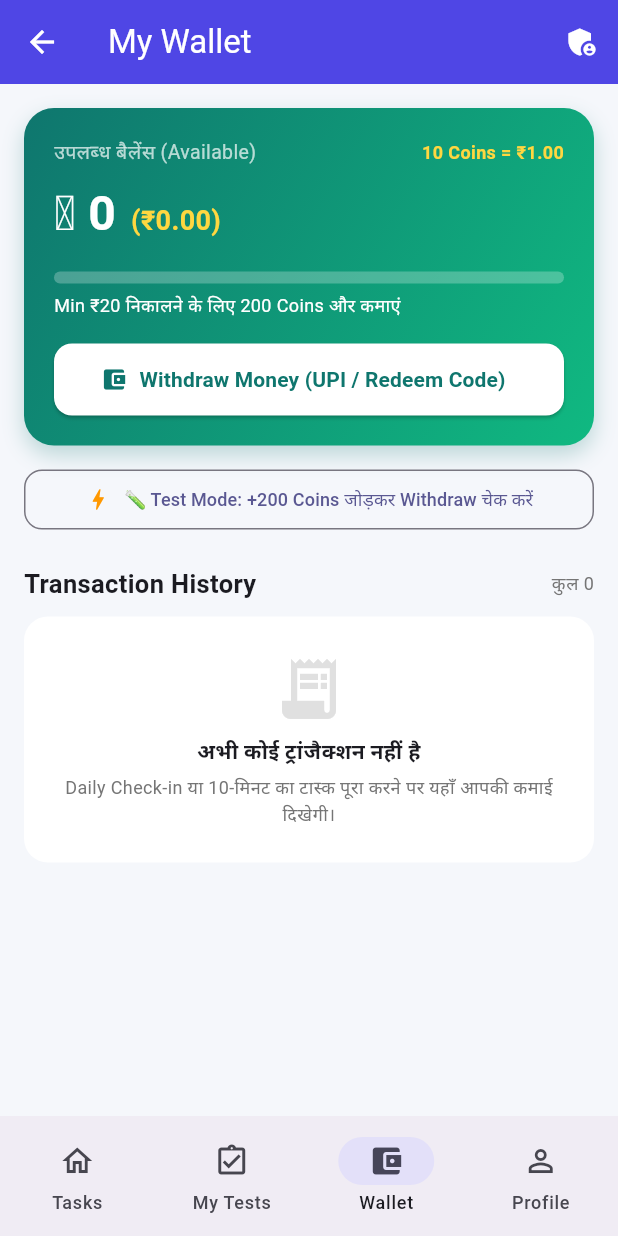
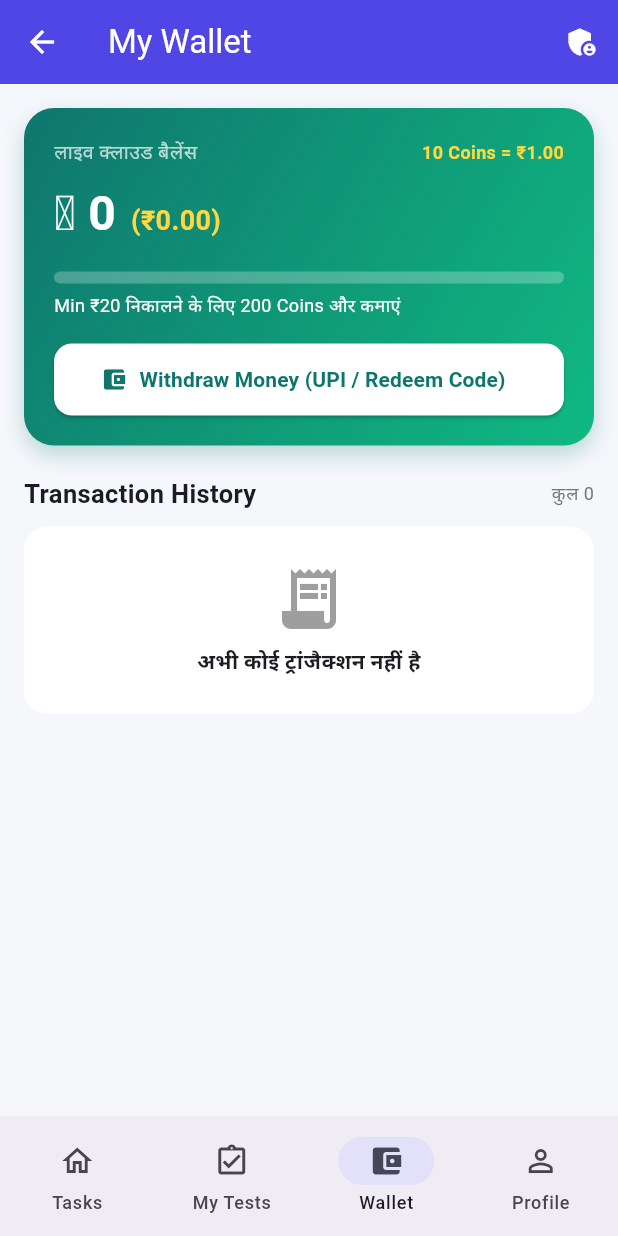
Before and after one commit to bramhanand564-bit/task-tester-app, a Flutter app: the HomeDashboard screen opened directly, after a tap on an icon or button, on a phone screen of 412 x 824 dp. Run offline on Flutter 3.47's test engine with Material 3 defaults, Android fonts, the phone set to English and light mode, and no system bars; our stand-ins replace cloud_firestore, firebase_auth, firebase_core, shared_preferences; accounts and stored records are empty.

Commit message:
Update wallet_screen.dart

```diff
--- a/lib/screens/wallet_screen.dart
+++ b/lib/screens/wallet_screen.dart
@@ -1,7 +1,6 @@
-import 'dart:convert';
 import 'package:flutter/material.dart';
-import 'package:shared_preferences/shared_preferences.dart';
 import '../models/task_model.dart';
+import '../services/firebase_service.dart';
 
 class WalletScreen extends StatefulWidget {
   final VoidCallback onBalanceChanged;
@@ -13,6 +12,7 @@ class WalletScreen extends StatefulWidget {
 }
 
 class _WalletScreenState extends State<WalletScreen> {
+  bool isLoading = true;
   int coins = 0;
   String userEmail = '';
   List<Map<String, dynamic>> transactions = [];
@@ -24,31 +24,23 @@ class _WalletScreenState extends State<WalletScreen> {
     _loadWalletData();
   }
 
-  String _todayStr() {
-    final now = DateTime.now();
-    return '${now.year}-${now.month.toString().padLeft(2, '0')}-${now.day.toString().padLeft(2, '0')}';
-  }
-
   Future<void> _loadWalletData() async {
-    final prefs = await SharedPreferences.getInstance();
-    final rawHistory = prefs.getStringList('wallet_transactions') ?? [];
-
-    final List<Map<String, dynamic>> parsedList = [];
-    for (final item in rawHistory) {
     try {
-        final decoded = jsonDecode(item);
-        if (decoded is Map) {
-          parsedList.add(Map<String, dynamic>.from(decoded));
-        }
-      } catch (_) {}
-    }
+      final profile = await FirebaseService.getUserProfile();
+      final txList = await FirebaseService.getUserTransactions();
 
       if (!mounted) return;
       setState(() {
-      coins = prefs.getInt('user_coins') ?? 0;
-      userEmail = prefs.getString('user_email') ?? '';
-      transactions = parsedList;
+        coins = (profile['coins'] as num?)?.toInt() ?? 0;
+        userEmail = profile['email']?.toString() ?? FirebaseService.currentEmail;
+        transactions = txList;
+        isLoading = false;
       });
+    } catch (e) {
+      if (!mounted) return;
+      setState(() => isLoading = false);
+      _showSnack('वॉलेट लोड करने में दिक्कत आई: $e', isError: true);
+    }
   }
 
   Future<void> _processWithdrawal(
@@ -56,27 +48,12 @@ class _WalletScreenState extends State<WalletScreen> {
     String method,
     String destination,
   ) async {
-    final prefs = await SharedPreferences.getInstance();
-    final currentCoins = prefs.getInt('user_coins') ?? 0;
-
-    if (currentCoins < withdrawCoins) {
-      _showSnack('पर्याप्त कॉइन्स नहीं हैं!', isError: true);
-      return;
-    }
-
-    final updatedCoins = currentCoins - withdrawCoins;
-    await prefs.setInt('user_coins', updatedCoins);
-
-    final rawHistory = prefs.getStringList('wallet_transactions') ?? [];
-    final newTx = jsonEncode({
-      'title': '$method Withdrawal ($destination)',
-      'coins': withdrawCoins,
-      'type': 'debit',
-      'status': 'Pending (24-48 Hrs)',
-      'date': _todayStr(),
-    });
-    rawHistory.insert(0, newTx);
-    await prefs.setStringList('wallet_transactions', rawHistory);
+    try {
+      await FirebaseService.submitWithdrawal(
+        withdrawCoins: withdrawCoins,
+        method: method,
+        destination: destination,
+      );
 
       await _loadWalletData();
       widget.onBalanceChanged();
@@ -94,7 +71,7 @@ class _WalletScreenState extends State<WalletScreen> {
             ],
           ),
           content: Text(
-          'आपकी ₹${DemoTaskData.coinsToRupees(withdrawCoins)} ($method) की रिक्वेस्ट सबमिट हो गई है।\n\n'
+            'आपकी ₹${DemoTaskData.coinsToRupees(withdrawCoins)} ($method) की रिक्वेस्ट क्लाउड सर्वर पर सबमिट हो गई है।\n\n'
             'Destination: $destination\n'
             'Status: 24-48 घंटे में वेरिफिकेशन के बाद पेमेंट भेज दिया जाएगा।',
           ),
@@ -110,29 +87,9 @@ class _WalletScreenState extends State<WalletScreen> {
           ],
         ),
       );
+    } catch (e) {
+      _showSnack('Withdrawal फेल हुआ: $e', isError: true);
     }
-
-  // डेवलपर टेस्टिंग के लिए +200 कॉइन जोड़ने का हेल्पर (लॉन्च से पहले हटा दें)
-  Future<void> _addDemoTestCoins() async {
-    final prefs = await SharedPreferences.getInstance();
-    final updated = (prefs.getInt('user_coins') ?? 0) + 200;
-    await prefs.setInt('user_coins', updated);
-
-    final rawHistory = prefs.getStringList('wallet_transactions') ?? [];
-    rawHistory.insert(
-      0,
-      jsonEncode({
-        'title': 'Developer Test Bonus',
-        'coins': 200,
-        'type': 'credit',
-        'date': _todayStr(),
-      }),
-    );
-    await prefs.setStringList('wallet_transactions', rawHistory);
-
-    await _loadWalletData();
-    widget.onBalanceChanged();
-    _showSnack('⚡ टेस्टिंग के लिए +200 Coins (₹20) जोड़े गए!');
   }
 
   void _openWithdrawSheet() {
@@ -170,6 +127,10 @@ class _WalletScreenState extends State<WalletScreen> {
 
   @override
   Widget build(BuildContext context) {
+    if (isLoading) {
+      return const Center(child: CircularProgressIndicator());
+    }
+
     final progress = (coins / minWithdrawCoins).clamp(0.0, 1.0);
     final remaining = (minWithdrawCoins - coins).clamp(0, minWithdrawCoins);
 
@@ -178,7 +139,6 @@ class _WalletScreenState extends State<WalletScreen> {
       child: ListView(
         padding: const EdgeInsets.all(16),
         children: [
-          // 1. Main Wallet Balance Card
           Container(
             padding: const EdgeInsets.all(20),
             decoration: BoxDecoration(
@@ -203,7 +163,7 @@ class _WalletScreenState extends State<WalletScreen> {
                   mainAxisAlignment: MainAxisAlignment.spaceBetween,
                   children: [
                     Text(
-                      'उपलब्ध बैलेंस (Available)',
+                      'लाइव क्लाउड बैलेंस',
                       style: TextStyle(color: Colors.white70, fontSize: 13),
                     ),
                     Text(
@@ -243,8 +203,6 @@ class _WalletScreenState extends State<WalletScreen> {
                   ],
                 ),
                 const SizedBox(height: 16),
-
-                // Minimum Withdrawal Progress Bar
                 LinearProgressIndicator(
                   value: progress,
                   minHeight: 8,
@@ -260,7 +218,6 @@ class _WalletScreenState extends State<WalletScreen> {
                   style: const TextStyle(color: Colors.white, fontSize: 12),
                 ),
                 const SizedBox(height: 16),
-
                 SizedBox(
                   width: double.infinity,
                   height: 48,
@@ -283,26 +240,7 @@ class _WalletScreenState extends State<WalletScreen> {
               ],
             ),
           ),
-          const SizedBox(height: 12),
-
-          // Developer Test Helper (केवल टेस्टिंग के लिए)
-          OutlinedButton.icon(
-            onPressed: _addDemoTestCoins,
-            icon: const Icon(Icons.bolt, color: Colors.orange),
-            label: const Text(
-              '🧪 Test Mode: +200 Coins जोड़कर Withdraw चेक करें',
-              style: TextStyle(fontSize: 12),
-            ),
-            style: OutlinedButton.styleFrom(
-              padding: const EdgeInsets.symmetric(vertical: 10),
-              shape: RoundedRectangleBorder(
-                borderRadius: BorderRadius.circular(12),
-              ),
-            ),
-          ),
           const SizedBox(height: 20),
-
-          // 2. Transaction History Header
           Row(
             mainAxisAlignment: MainAxisAlignment.spaceBetween,
             children: [
@@ -317,7 +255,6 @@ class _WalletScreenState extends State<WalletScreen> {
             ],
           ),
           const SizedBox(height: 10),
-
           if (transactions.isEmpty)
             Container(
               padding: const EdgeInsets.all(24),
@@ -325,19 +262,13 @@ class _WalletScreenState extends State<WalletScreen> {
                 color: Colors.white,
                 borderRadius: BorderRadius.circular(16),
               ),
-              child: Column(
+              child: const Column(
                 children: [
-                  Icon(Icons.receipt_long, size: 48, color: Colors.grey.shade300),
-                  const SizedBox(height: 8),
-                  const Text(
+                  Icon(Icons.receipt_long, size: 48, color: Colors.grey),
+                  SizedBox(height: 8),
+                  Text(
                     'अभी कोई ट्रांजैक्शन नहीं है',
                     style: TextStyle(fontWeight: FontWeight.bold),
-                  ),
-                  const SizedBox(height: 4),
-                  Text(
-                    'Daily Check-in या 10-मिनट का टास्क पूरा करने पर यहाँ आपकी कमाई दिखेगी।',
-                    textAlign: TextAlign.center,
-                    style: TextStyle(fontSize: 12, color: Colors.grey.shade600),
                   ),
                 ],
               ),
@@ -345,8 +276,8 @@ class _WalletScreenState extends State<WalletScreen> {
           else
             ...transactions.map((tx) {
               final isDebit = tx['type'] == 'debit';
-              final txCoins = tx['coins'] ?? 0;
-              final status = tx['status']?.toString();
+              final txCoins = (tx['coins'] as num?)?.toInt() ?? 0;
+              final status = tx['status']?.toString() ?? 'Credited';
 
               return Card(
                 margin: const EdgeInsets.only(bottom: 10),
@@ -370,12 +301,14 @@ class _WalletScreenState extends State<WalletScreen> {
                     ),
                   ),
                   subtitle: Text(
-                    status != null
-                        ? '${tx['date']} • $status'
-                        : '${tx['date']} • Credited',
+                    '${tx['date']} • $status',
                     style: TextStyle(
                       fontSize: 11,
-                      color: isDebit ? Colors.orange.shade800 : Colors.grey.shade600,
+                      color: isDebit
+                          ? (status.contains('Paid')
+                              ? Colors.green.shade700
+                              : Colors.orange.shade800)
+                          : Colors.grey.shade600,
                     ),
                   ),
                   trailing: Text(
@@ -383,7 +316,8 @@ class _WalletScreenState extends State<WalletScreen> {
                     style: TextStyle(
                       fontWeight: FontWeight.bold,
                       fontSize: 15,
-                      color: isDebit ? Colors.red.shade700 : Colors.green.shade700,
+                      color:
+                          isDebit ? Colors.red.shade700 : Colors.green.shade700,
                     ),
                   ),
                 ),
@@ -395,7 +329,6 @@ class _WalletScreenState extends State<WalletScreen> {
   }
 }
 
-/// Withdrawal Bottom Sheet (UPI और Redeem Code चुनने का फॉर्म)
 class _WithdrawBottomSheet extends StatefulWidget {
   final int currentCoins;
   final String userEmail;
@@ -487,8 +420,6 @@ class _WithdrawBottomSheetState extends State<_WithdrawBottomSheet> {
                 style: TextStyle(color: Colors.grey.shade600, fontSize: 13),
               ),
               const SizedBox(height: 16),
-
-              // Method Selector
               const Text(
                 '1. पेमेंट तरीका चुनें:',
                 style: TextStyle(fontWeight: FontWeight.bold, fontSize: 13),
@@ -515,8 +446,6 @@ class _WithdrawBottomSheetState extends State<_WithdrawBottomSheet> {
                 }).toList(),
               ),
               const SizedBox(height: 16),
-
-              // Amount Selector
               const Text(
                 '2. अमाउंट चुनें:',
                 style: TextStyle(fontWeight: FontWeight.bold, fontSize: 13),
@@ -544,8 +473,6 @@ class _WithdrawBottomSheetState extends State<_WithdrawBottomSheet> {
                 }).toList(),
               ),
               const SizedBox(height: 16),
-
-              // UPI ID or Email Input
               TextFormField(
                 controller: _destController,
                 decoration: InputDecoration(
@@ -576,7 +503,6 @@ class _WithdrawBottomSheetState extends State<_WithdrawBottomSheet> {
                 },
               ),
               const SizedBox(height: 20),
-
               SizedBox(
                 height: 50,
                 child: ElevatedButton(
```
Lines whose indentation alone changed are shown as unchanged.
